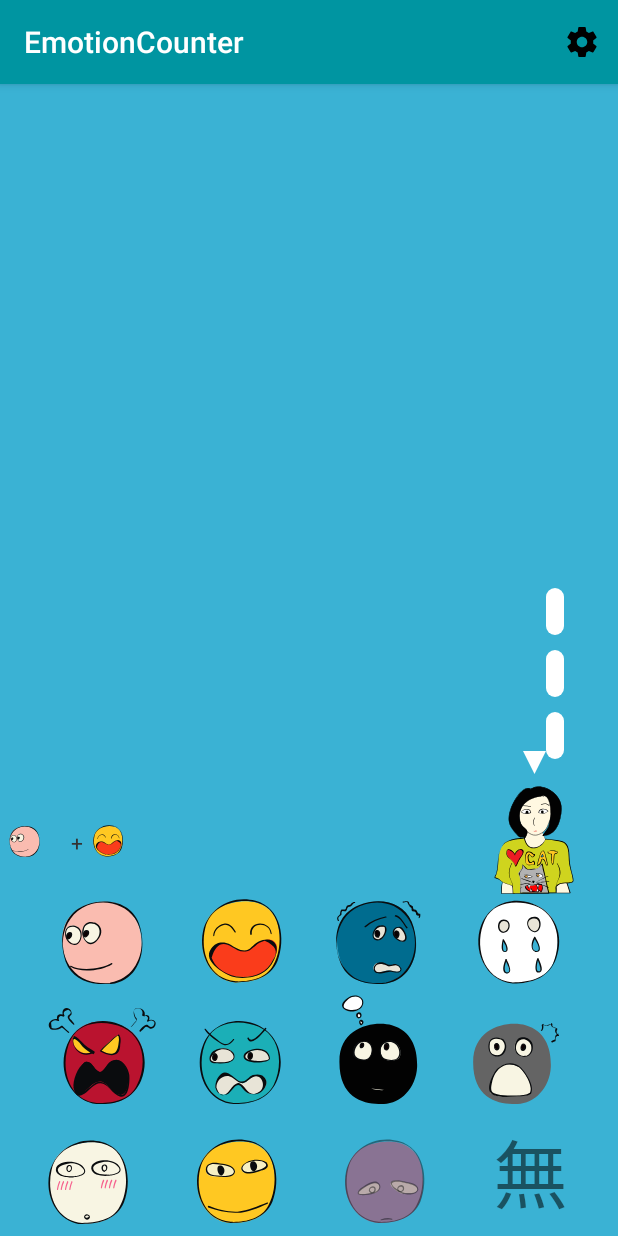
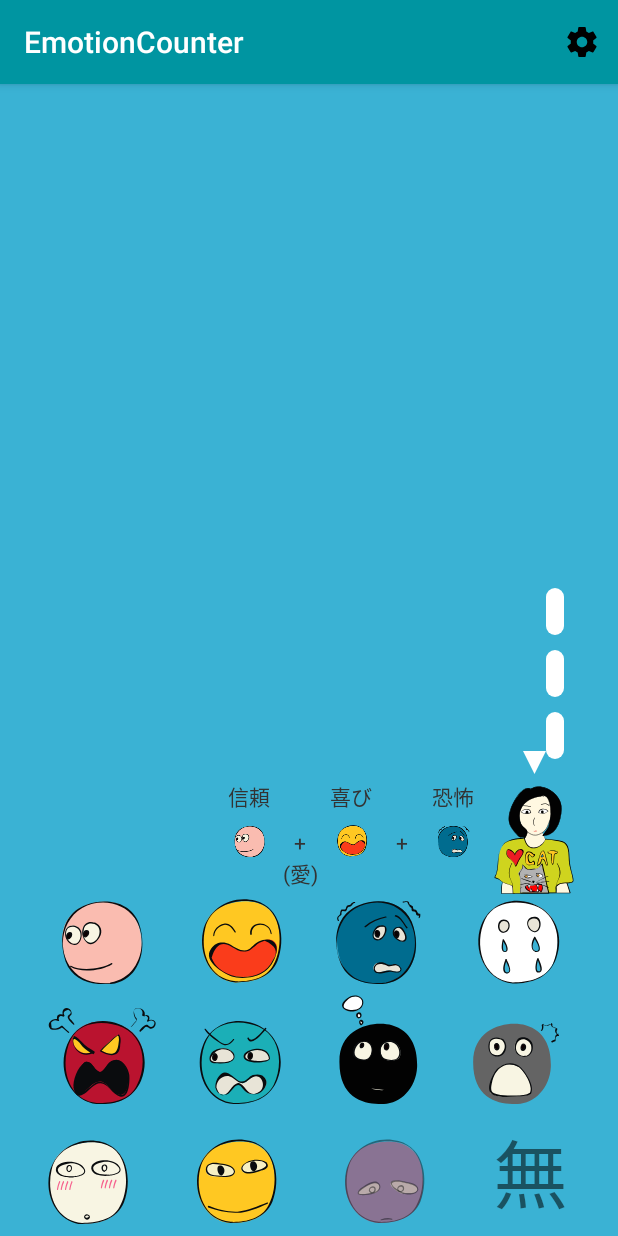
Before and after one commit to shivaq/DataBindingEmotionCounter, an Android app: the screen it shows after launch (MainActivity), after a tap on an icon or button, on a phone screen of 412 x 824 dp. Run offline under Robolectric (Android 15) with nearby library versions, the phone set to English and light mode, and no system bars; our stand-ins replace Dagger/Hilt's generated code, Room's generated code, Timber, data binding; libraries missing offline, so code that uses them is left out: com.facebook.stetho; 5 statements that could not run were skipped; 3 other taps on this screen came first.

```diff
--- a/app/src/main/java/banbutsu/kyoto/com/databindingemotioncounter/ui/main/MainActivity.java
+++ b/app/src/main/java/banbutsu/kyoto/com/databindingemotioncounter/ui/main/MainActivity.java
@@ -9,6 +9,7 @@ import android.os.Bundle;
 import android.view.Menu;
 import android.view.MenuInflater;
 import android.view.MenuItem;
+import android.view.View;
 import android.widget.Toast;
 import banbutsu.kyoto.com.databindingemotioncounter.R;
 import banbutsu.kyoto.com.databindingemotioncounter.databinding.ActivityMainBinding;
@@ -38,17 +39,29 @@ public class MainActivity extends BaseActivity {
     binding = DataBindingUtil.setContentView(this, R.layout.activity_main);
     binding.setMain(this);
     viewModel = ViewModelProviders.of(this, viewModelFactory).get(MainViewModel.class);
-
     viewModel.firstLaunchCheck();
 
-//    viewModel.getEmissionOfThisDay();
+    viewModel.getTripleEmotions().observe(this, emotions -> {
+      if (emotions != null) {
+        binding.imgEmotion1.setImageDrawable(emotions.getDrawable1());
+        binding.tvEmotion1.setText(emotions.getEmotion1());
+        binding.imgEmotion2.setImageDrawable(emotions.getDrawable2());
+        binding.tvEmotion2.setText(emotions.getEmotion2());
+        binding.imgEmotion3.setImageDrawable(emotions.getDrawable3());
+        binding.tvEmotion3.setText(emotions.getEmotion3());
+        String mixedEmotion1 =
+            (emotions.getMixedEmotion1()).equals("") ? "" : "(" + emotions.getMixedEmotion1() + ")";
+        String mixedEmotion2 =
+            (emotions.getMixedEmotion2()).equals("") ? "" : "(" + emotions.getMixedEmotion2() + ")";
 
-//
-//    viewModel.getCharacter().observe(this, characterEntry -> {
-//      if (characterEntry != null) {
-//        binding.tvBalloon1.setText(characterEntry.name);
-//      }
-//    });
+        binding.tvMixedEmotion1.setText(mixedEmotion1);
+        binding.tvMixedEmotion2.setText(mixedEmotion2);
+        binding.tvPlus1
+            .setVisibility(emotions.getEmotion2().equals("") ? View.INVISIBLE : View.VISIBLE);
+        binding.tvPlus2
+            .setVisibility(emotions.getEmotion3().equals("") ? View.INVISIBLE : View.VISIBLE);
+      }
+    });
   }
 
   @Override
@@ -75,7 +88,7 @@ public class MainActivity extends BaseActivity {
   }
 
   public void speak(String emotion) {
-    showToast(emotion);
+    viewModel.setEmotions(emotion);
   }
 
   /************************* others ********************************************/
--- a/app/src/main/java/banbutsu/kyoto/com/databindingemotioncounter/ui/main/MainViewModel.java
+++ b/app/src/main/java/banbutsu/kyoto/com/databindingemotioncounter/ui/main/MainViewModel.java
@@ -4,8 +4,10 @@ import android.arch.lifecycle.LiveData;
 import android.arch.lifecycle.MutableLiveData;
 import android.arch.lifecycle.ViewModel;
 import android.content.Context;
+import android.graphics.drawable.Drawable;
 import banbutsu.kyoto.com.databindingemotioncounter.data.Repository;
-import banbutsu.kyoto.com.databindingemotioncounter.data.local.model.RemarkEntry;
+import banbutsu.kyoto.com.databindingemotioncounter.ui.view_model.TripleEmotions;
+import banbutsu.kyoto.com.databindingemotioncounter.utils.Utility;
 import javax.inject.Inject;
 
 /**
@@ -25,23 +27,13 @@ public class MainViewModel extends ViewModel {
 
 
   private final Repository repository;
-  private int currentCharacterId;
   private Context appContext;
 
   @Inject
   public MainViewModel(Repository repository, Context appContext) {
-    remark = new MutableLiveData<>();
+    tripleEmotions = new MutableLiveData<>();
     this.repository = repository;
     this.appContext = appContext;
-  }
-
-//  public LiveData<CharacterEntry> getCharacter() {
-//    return repository.getCharacterById(currentCharacterId);
-//  }
-
-  private final LiveData<RemarkEntry> remark;
-  public LiveData<RemarkEntry> getRemark() {
-    return remark;
   }
 
 
@@ -60,7 +52,6 @@ public class MainViewModel extends ViewModel {
       // Emission を新規作成
       // 新しい Emission を取得させる
 
-
     } else if (now >= tomorrow) {// 日付が変わった
       // Emission を新規作成
       // 新しい Emission を取得させる
@@ -69,22 +60,49 @@ public class MainViewModel extends ViewModel {
       isDateChanged = true;
 
 
-
-    }else{// 同じ日の2回め以降
+    } else {// 同じ日の2回め以降
 //      getEmission();
-
-
 
     }
     return isDateChanged;
   }
 
-//  public MonologueEntry getEmission() {
-//    return repository.getEmission();
-//  }
-
   // TODO: 人物アイコンを変える
   private void transform() {
 
   }
+
+  private final MutableLiveData<TripleEmotions> tripleEmotions;
+
+  LiveData<TripleEmotions> getTripleEmotions() {
+    return tripleEmotions;
+  }
+
+  private String emStr1 = "";
+  private String emStr2 = "";
+  private String remark1 = "";
+  private String remark2 = "";
+  private Drawable drawable1 = null;
+  private Drawable drawable2 = null;
+  private String mixedEmotion1 = "";
+
+  void setEmotions(String emotion) {
+    String emStr3 = emStr2;
+    emStr2 = emStr1;
+    emStr1 = Utility.getEmotionString(emotion);
+
+    String mixedEmotion2 = mixedEmotion1;
+    mixedEmotion1 = Utility.getMixedEmotionString(emStr1,emStr2);
+
+    String remark3 = remark2;
+    remark2 = remark1;
+    remark1 = "";
+
+    Drawable drawable3 = drawable2;
+    drawable2 = drawable1;
+    drawable1 = appContext.getResources().getDrawable(Utility.getEmotionDrawable(emotion));
+    TripleEmotions tm = new TripleEmotions(emStr1, emStr2, emStr3, remark1, remark2, remark3,
+        drawable1, drawable2, drawable3, mixedEmotion1, mixedEmotion2);
+    tripleEmotions.setValue(tm);
+  }
 }
--- /dev/null
+++ b/app/src/main/java/banbutsu/kyoto/com/databindingemotioncounter/ui/view_model/TripleEmotions.java
@@ -0,0 +1,83 @@
+package banbutsu.kyoto.com.databindingemotioncounter.ui.view_model;
+
+import android.graphics.drawable.Drawable;
+
+/**
+ * Created by Yasuaki on 2018/01/20.
+ */
+
+public class TripleEmotions {
+
+  private String emotion1;
+  private String emotion2;
+  private String emotion3;
+  private String remark1;
+  private String remark2;
+  private String remark3;
+  private Drawable drawable1;
+  private Drawable drawable2;
+  private Drawable drawable3;
+  private String mixedEmotion1;
+  private String mixedEmotion2;
+
+  public TripleEmotions(String emotion1, String emotion2, String emotion3, String remark1,
+      String remark2, String remark3, Drawable drawable1,
+      Drawable drawable2, Drawable drawable3, String mixedEmotion1, String mixedEmotion2) {
+    this.emotion1 = emotion1;
+    this.emotion2 = emotion2;
+    this.emotion3 = emotion3;
+    this.remark1 = remark1;
+    this.remark2 = remark2;
+    this.remark3 = remark3;
+    this.drawable1 = drawable1;
+    this.drawable2 = drawable2;
+    this.drawable3 = drawable3;
+    this.mixedEmotion1 = mixedEmotion1;
+    this.mixedEmotion2 = mixedEmotion2;
+  }
+
+  public String getEmotion1() {
+    return emotion1;
+  }
+
+  public String getEmotion2() {
+    return emotion2;
+  }
+
+  public String getEmotion3() {
+    return emotion3;
+  }
+
+  public String getRemark1() {
+    return remark1;
+  }
+
+  public String getRemark2() {
+    return remark2;
+  }
+
+  public String getRemark3() {
+    return remark3;
+  }
+
+  public Drawable getDrawable1() {
+    return drawable1;
+  }
+
+  public Drawable getDrawable2() {
+    return drawable2;
+  }
+
+  public Drawable getDrawable3() {
+    return drawable3;
+  }
+
+  public String getMixedEmotion1() {
+    return mixedEmotion1;
+  }
+
+  public String getMixedEmotion2() {
+    return mixedEmotion2;
+  }
+
+}
--- a/app/src/main/java/banbutsu/kyoto/com/databindingemotioncounter/utils/Utility.java
+++ b/app/src/main/java/banbutsu/kyoto/com/databindingemotioncounter/utils/Utility.java
@@ -1,5 +1,9 @@
 package banbutsu.kyoto.com.databindingemotioncounter.utils;
 
+import android.support.annotation.StringDef;
+import banbutsu.kyoto.com.databindingemotioncounter.R;
+import java.lang.annotation.Retention;
+import java.lang.annotation.RetentionPolicy;
 import java.util.Calendar;
 
 /**
@@ -8,7 +12,7 @@ import java.util.Calendar;
 
 public class Utility {
 
-  public static long getTomorrowMidnight(){
+  public static long getTomorrowMidnight() {
     Calendar calendar = Calendar.getInstance();
 
     // 明日の 0 時にセット
@@ -19,4 +23,203 @@ public class Utility {
 
     return calendar.getTimeInMillis();
   }
+
+  public static int getEmotionDrawable(String emotion) {
+    int drawableId;
+    switch (emotion) {
+      case JOY_E:
+        drawableId = R.drawable.ic_face_joy_selected;
+        break;
+      case TRUST_E:
+        drawableId = R.drawable.ic_trust_to_left;
+        break;
+      case FEAR_E:
+        drawableId = R.drawable.ic_fear_to_left;
+        break;
+      case ANTICIPATION_E:
+        drawableId = R.drawable.ic_anticipation_to_left;
+        break;
+      case SADNESS_E:
+        drawableId = R.drawable.ic_face_sadness_selected;
+        break;
+      case DISGUST_E:
+        drawableId = R.drawable.ic_disgust_to_left;
+        break;
+      case ANGER_E:
+        drawableId = R.drawable.ic_anger_to_left;
+        break;
+      case SURPRISE_E:
+        drawableId = R.drawable.ic_surprise_to_left;
+        break;
+      case LIBIDO_E:
+        drawableId = R.drawable.ic_libido_to_left;
+        break;
+      case SHAME_E:
+        drawableId = R.drawable.ic_face_shame_selected;
+        break;
+      case SELF_RESPECT_E:
+        drawableId = R.drawable.ic_face_self_respect_selected;
+        break;
+      case "nothing":
+      default:
+        drawableId = R.drawable.ic_normal_woman_bob_collar1;
+        break;
+    }
+    return drawableId;
+  }
+
+  public static String getEmotionString(String emotion) {
+    String emotionStr;
+    switch (emotion) {
+      case JOY_E:
+        emotionStr = JOY;
+        break;
+      case TRUST_E:
+        emotionStr = TRUST;
+        break;
+      case FEAR_E:
+        emotionStr = FEAR;
+        break;
+      case ANTICIPATION_E:
+        emotionStr = ANTICIPATION;
+        break;
+      case SADNESS_E:
+        emotionStr = SADNESS;
+        break;
+      case DISGUST_E:
+        emotionStr = DISGUST;
+        break;
+      case ANGER_E:
+        emotionStr = ANGER;
+        break;
+      case SURPRISE_E:
+        emotionStr = SURPRISE;
+        break;
+      case LIBIDO_E:
+        emotionStr = LIBIDO;
+        break;
+      case SHAME_E:
+        emotionStr = SHAME;
+        break;
+      case SELF_RESPECT_E:
+        emotionStr = SELF_RESPECT;
+        break;
+      case "nothing":
+      default:
+        emotionStr = "無";
+        break;
+    }
+    return emotionStr;
+  }
+
+  public static String getMixedEmotionString(String em1, String em2) {
+    String mixedEmotion = "";
+    switch (em1) {
+      case JOY:
+        if (em2.equals(TRUST)) {
+          mixedEmotion = LOVE;
+        }else if(em2.equals(ANTICIPATION)){
+          mixedEmotion = OPTIMISM;
+        }
+        break;
+      case TRUST:
+        if (em2.equals(JOY)) {
+          mixedEmotion = LOVE;
+        }else if(em2.equals(FEAR)){
+          mixedEmotion = SUBMISSION;
+        }
+        break;
+      case FEAR:
+        if (em2.equals(TRUST)) {
+          mixedEmotion = SUBMISSION;
+        }else if(em2.equals(SURPRISE)){
+          mixedEmotion = AWE;
+        }
+        break;
+      case ANTICIPATION:
+        if (em2.equals(JOY)) {
+          mixedEmotion = OPTIMISM;
+        }else if(em2.equals(ANGER)){
+          mixedEmotion = AGGRESSIVENESS;
+        }
+        break;
+      case SADNESS:
+        if (em2.equals(DISGUST)) {
+          mixedEmotion = REMORSE;
+        }else if(em2.equals(SURPRISE)){
+          mixedEmotion = DISAPPOINTMENT;
+        }
+        break;
+      case DISGUST:
+        if (em2.equals(SADNESS)) {
+          mixedEmotion = REMORSE;
+        }else if(em2.equals(ANGER)){
+          mixedEmotion = CONTEMPT;
+        }
+        break;
+      case ANGER:
+        if (em2.equals(ANTICIPATION)) {
+          mixedEmotion = AGGRESSIVENESS;
+        }else if(em2.equals(DISGUST)){
+          mixedEmotion = CONTEMPT;
+        }
+        break;
+      case SURPRISE:
+        if (em2.equals(FEAR)) {
+          mixedEmotion = AWE;
+        }else if(em2.equals(SADNESS)){
+          mixedEmotion = DISAPPOINTMENT;
+        }
+        break;
+    }
+    return mixedEmotion;
+  }
+
+  @Retention(RetentionPolicy.SOURCE)
+  @StringDef({JOY, TRUST, FEAR, ANTICIPATION, SADNESS, DISGUST, ANGER, SURPRISE, OPTIMISM,
+      DISAPPOINTMENT, LOVE, REMORSE, SUBMISSION, CONTEMPT, AGGRESSIVENESS, AWE, LIBIDO, SHAME,
+      SELF_RESPECT})
+  public @interface AllEmotionDef {
+
+  }
+
+  public static final String JOY = "喜び";
+  public static final String TRUST = "信頼";
+  public static final String FEAR = "恐怖";
+  public static final String ANTICIPATION = "予測";
+  public static final String SADNESS = "悲しみ";
+  public static final String DISGUST = "嫌悪";
+  public static final String ANGER = "怒り";
+  public static final String SURPRISE = "驚き";
+  public static final String OPTIMISM = "楽観";
+  public static final String DISAPPOINTMENT = "失望";
+  public static final String LOVE = "愛";
+  public static final String REMORSE = "後悔";
+  public static final String SUBMISSION = "服従";
+  public static final String CONTEMPT = "軽蔑";
+  public static final String AGGRESSIVENESS = "攻撃性";
+  public static final String AWE = "畏怖";
+  public static final String LIBIDO = "性欲";
+  public static final String SHAME = "恥";
+  public static final String SELF_RESPECT = "自尊心";
+
+  public static final String JOY_E = "JOY";
+  public static final String TRUST_E = "TRUST";
+  public static final String FEAR_E = "FEAR";
+  public static final String ANTICIPATION_E = "ANTICIPATION";
+  public static final String SADNESS_E = "SADNESS";
+  public static final String DISGUST_E = "DISGUST";
+  public static final String ANGER_E = "ANGER";
+  public static final String SURPRISE_E = "SURPRISE";
+  public static final String OPTIMISM_E = "OPTIMISM";
+  public static final String DISAPPOINTMENT_E = "DISAPPOINTMENT";
+  public static final String LOVE_E = "LOVE";
+  public static final String REMORSE_E = "REMORSE";
+  public static final String SUBMISSION_E = "SUBMISSION";
+  public static final String CONTEMPT_E = "CONTEMPT";
+  public static final String AGGRESSIVENESS_E = "AGGRESSIVENESS";
+  public static final String AWE_E = "AWE";
+  public static final String LIBIDO_E = "LIBIDO";
+  public static final String SHAME_E = "SHAME";
+  public static final String SELF_RESPECT_E = "SELF_RESPECT";
 }
--- a/app/src/main/res/layout/activity_main.xml
+++ b/app/src/main/res/layout/activity_main.xml
@@ -4,6 +4,8 @@
   xmlns:tools="http://schemas.android.com/tools"
   >
   <data>
+    <import type="android.view.View"/>
+
     <variable
       name="main"
       type="banbutsu.kyoto.com.databindingemotioncounter.ui.main.MainActivity"/>
@@ -72,33 +74,45 @@
       />
     <!--////////////////////////////////////////////////////////-->
     <TextView
-      android:id="@+id/tv_emotion1"
+      android:id="@+id/tv_emotion3"
       style="@style/tv_base"
       android:layout_width="wrap_content"
       android:layout_height="wrap_content"
       android:layout_marginStart="@dimen/edge16"
+      android:layout_marginEnd="@dimen/edge16"
       app:layout_constraintBottom_toTopOf="@+id/img_emotion1"
-      app:layout_constraintStart_toStartOf="parent"
+      app:layout_constraintEnd_toStartOf="@+id/tv_plus2"
       tools:text="信頼"/>
     <ImageView
-      android:id="@+id/img_emotion1"
+      android:id="@+id/img_emotion3"
       style="@style/emotion_display"
       app:layout_constraintBottom_toBottomOf="@+id/character_right"
-      app:layout_constraintEnd_toEndOf="@+id/tv_emotion1"
-      app:layout_constraintStart_toStartOf="@+id/tv_emotion1"
+      app:layout_constraintEnd_toEndOf="@+id/tv_emotion3"
+      app:layout_constraintStart_toStartOf="@+id/tv_emotion3"
       app:layout_constraintTop_toTopOf="@+id/character_right"
-      app:srcCompat="@drawable/ic_trust_to_left"
       />
 
     <TextView
-      android:id="@+id/tv_plus"
+      android:id="@+id/tv_plus2"
       style="@style/tv_base"
       android:layout_width="wrap_content"
       android:layout_height="wrap_content"
       android:layout_marginStart="@dimen/edge16"
+      android:layout_marginEnd="@dimen/edge16"
       android:text="+"
+      android:visibility="invisible"
       app:layout_constraintBottom_toBottomOf="@+id/img_emotion1"
-      app:layout_constraintStart_toEndOf="@+id/img_emotion1"/>
+      app:layout_constraintEnd_toStartOf="@+id/tv_emotion2"/>
+
+    <TextView
+      android:id="@+id/tv_mixed_emotion2"
+      style="@style/tv_base"
+      android:layout_width="wrap_content"
+      android:layout_height="wrap_content"
+      app:layout_constraintEnd_toEndOf="@+id/tv_plus2"
+      app:layout_constraintStart_toStartOf="@+id/tv_plus2"
+      app:layout_constraintTop_toBottomOf="@+id/tv_plus2"
+      tools:text="(愛)"/>
 
     <TextView
       android:id="@+id/tv_emotion2"
@@ -106,8 +120,9 @@
       android:layout_width="wrap_content"
       android:layout_height="wrap_content"
       android:layout_marginStart="@dimen/edge16"
+      android:layout_marginEnd="@dimen/edge16"
       app:layout_constraintBottom_toTopOf="@+id/img_emotion1"
-      app:layout_constraintStart_toEndOf="@+id/tv_plus"
+      app:layout_constraintEnd_toStartOf="@+id/tv_plus1"
       tools:text="喜び"/>
     <ImageView
       android:id="@+id/img_emotion2"
@@ -116,17 +131,68 @@
       app:layout_constraintEnd_toEndOf="@+id/tv_emotion2"
       app:layout_constraintStart_toStartOf="@+id/tv_emotion2"
       app:layout_constraintTop_toTopOf="@+id/character_right"
-      app:srcCompat="@drawable/ic_face_joy_selected"
       />
 
     <TextView
-      android:id="@+id/tv_answer1"
+      android:id="@+id/tv_plus1"
       style="@style/tv_base"
       android:layout_width="wrap_content"
       android:layout_height="wrap_content"
-      app:layout_constraintEnd_toEndOf="@+id/tv_plus"
-      app:layout_constraintStart_toStartOf="@+id/tv_plus"
-      app:layout_constraintTop_toBottomOf="@+id/tv_plus"
+      android:layout_marginStart="@dimen/edge16"
+      android:layout_marginEnd="@dimen/edge16"
+      android:text="+"
+      android:visibility="invisible"
+      app:layout_constraintBottom_toBottomOf="@+id/img_emotion1"
+      app:layout_constraintEnd_toStartOf="@+id/tv_emotion1"
+      />
+
+    <TextView
+      android:id="@+id/tv_emotion1"
+      style="@style/tv_base"
+      android:layout_width="wrap_content"
+      android:layout_height="wrap_content"
+      android:layout_marginStart="@dimen/edge16"
+      app:layout_constraintBottom_toTopOf="@+id/img_emotion1"
+      app:layout_constraintEnd_toStartOf="@+id/character_right"
+      tools:text="喜び"
+      />
+    <ImageView
+      android:id="@+id/img_emotion1"
+      style="@style/emotion_display"
+      app:layout_constraintBottom_toBottomOf="@+id/character_right"
+      app:layout_constraintEnd_toEndOf="@+id/tv_emotion1"
+      app:layout_constraintStart_toStartOf="@+id/tv_emotion1"
+      app:layout_constraintTop_toTopOf="@+id/character_right"
+      />
+
+    <!--<TextView-->
+      <!--android:id="@+id/tv_emotion1"-->
+      <!--style="@style/tv_base"-->
+      <!--android:layout_width="wrap_content"-->
+      <!--android:layout_height="wrap_content"-->
+      <!--android:layout_marginStart="@dimen/edge16"-->
+      <!--android:text="@{emotion1.emotion}"-->
+      <!--app:layout_constraintBottom_toTopOf="@+id/img_emotion1"-->
+      <!--app:layout_constraintEnd_toStartOf="@+id/character_right"-->
+      <!--tools:text="喜び"-->
+      <!--/>-->
+    <!--<ImageView-->
+      <!--android:id="@+id/img_emotion1"-->
+      <!--style="@style/emotion_display"-->
+      <!--android:src="@{emotion1.drawable}"-->
+      <!--app:layout_constraintBottom_toBottomOf="@+id/character_right"-->
+      <!--app:layout_constraintEnd_toEndOf="@+id/tv_emotion1"-->
+      <!--app:layout_constraintStart_toStartOf="@+id/tv_emotion1"-->
+      <!--app:layout_constraintTop_toTopOf="@+id/character_right"-->
+      <!--/>-->
+    <TextView
+      android:id="@+id/tv_mixed_emotion1"
+      style="@style/tv_base"
+      android:layout_width="wrap_content"
+      android:layout_height="wrap_content"
+      app:layout_constraintEnd_toEndOf="@+id/tv_plus1"
+      app:layout_constraintStart_toStartOf="@+id/tv_plus1"
+      app:layout_constraintTop_toBottomOf="@+id/tv_plus1"
       tools:text="(愛)"/>
 
 
@@ -135,7 +201,7 @@
       android:id="@+id/img_trust"
       style="@style/emotion_button"
       android:layout_marginStart="@dimen/edge16"
-      android:onClick='@{() -> main.speak("trust")}'
+      android:onClick='@{() -> main.speak("TRUST")}'
       app:layout_constraintBottom_toTopOf="@+id/img_anger"
       app:layout_constraintEnd_toStartOf="@+id/img_disgust"
       app:layout_constraintStart_toStartOf="parent"
@@ -144,8 +210,8 @@
     <ImageView
       android:id="@+id/img_joy"
       style="@style/emotion_button"
+      android:onClick='@{() -> main.speak("JOY")}'
       app:layout_constraintBottom_toTopOf="@+id/img_anger"
-      android:onClick='@{() -> main.speak("joy")}'
       app:layout_constraintEnd_toStartOf="@+id/img_anticipation"
       app:layout_constraintStart_toEndOf="@+id/img_anger"
       app:srcCompat="@drawable/ic_face_joy_selected"
@@ -153,8 +219,8 @@
 
     <ImageView
       android:id="@+id/img_fear"
-      android:onClick='@{() -> main.speak("fear")}'
       style="@style/emotion_button"
+      android:onClick='@{() -> main.speak("FEAR")}'
       app:layout_constraintBottom_toTopOf="@+id/img_anger"
       app:layout_constraintEnd_toStartOf="@+id/img_surprise"
       app:layout_constraintStart_toEndOf="@+id/img_disgust"
@@ -165,7 +231,7 @@
       android:id="@+id/img_sadness"
       style="@style/emotion_button"
       android:layout_marginEnd="@dimen/edge16"
-      android:onClick='@{() -> main.speak("sadness")}'
+      android:onClick='@{() -> main.speak("SADNESS")}'
       app:layout_constraintBottom_toTopOf="@+id/img_anger"
       app:layout_constraintEnd_toEndOf="parent"
       app:layout_constraintStart_toEndOf="@+id/img_anticipation"
@@ -175,8 +241,8 @@
     <ImageView
       android:id="@+id/img_anger"
       style="@style/emotion_button"
-      android:onClick='@{() -> main.speak("anger")}'
       android:layout_marginStart="@dimen/edge16"
+      android:onClick='@{() -> main.speak("ANGER")}'
       app:layout_constraintBottom_toTopOf="@+id/img_libido"
       app:layout_constraintEnd_toStartOf="@+id/img_disgust"
       app:layout_constraintStart_toStartOf="parent"
@@ -186,7 +252,7 @@
     <ImageView
       android:id="@+id/img_disgust"
       style="@style/emotion_button"
-      android:onClick='@{() -> main.speak("disgust")}'
+      android:onClick='@{() -> main.speak("DISGUST")}'
       app:layout_constraintBottom_toTopOf="@+id/img_libido"
       app:layout_constraintEnd_toStartOf="@+id/img_anticipation"
       app:layout_constraintStart_toEndOf="@+id/img_anger"
@@ -195,8 +261,8 @@
 
     <ImageView
       android:id="@+id/img_anticipation"
-      android:onClick='@{() -> main.speak("anticipation")}'
       style="@style/emotion_button"
+      android:onClick='@{() -> main.speak("ANTICIPATION")}'
       app:layout_constraintBottom_toTopOf="@+id/img_libido"
       app:layout_constraintEnd_toStartOf="@+id/img_surprise"
       app:layout_constraintStart_toEndOf="@+id/img_disgust"
@@ -206,8 +272,8 @@
     <ImageView
       android:id="@+id/img_surprise"
       style="@style/emotion_button"
-      android:onClick='@{() -> main.speak("surprise")}'
       android:layout_marginEnd="@dimen/edge16"
+      android:onClick='@{() -> main.speak("SURPRISE")}'
       app:layout_constraintBottom_toTopOf="@+id/img_libido"
       app:layout_constraintEnd_toEndOf="parent"
       app:layout_constraintStart_toEndOf="@+id/img_anticipation"
@@ -217,8 +283,8 @@
     <ImageView
       android:id="@+id/img_libido"
       style="@style/emotion_button"
-      android:onClick='@{() -> main.speak("libido")}'
       android:layout_marginBottom="@dimen/top_bottom8"
+      android:onClick='@{() -> main.speak("LIBIDO")}'
       app:layout_constraintBottom_toBottomOf="parent"
       app:layout_constraintEnd_toStartOf="@+id/img_self_respect"
       app:layout_constraintStart_toStartOf="parent"
@@ -237,9 +303,9 @@
     <!--/>-->
     <ImageView
       android:id="@+id/img_self_respect"
-      android:onClick='@{() -> main.speak("self_respect")}'
       style="@style/emotion_button"
       android:layout_marginBottom="@dimen/top_bottom8"
+      android:onClick='@{() -> main.speak("SELF_RESPECT")}'
       app:layout_constraintBottom_toBottomOf="parent"
       app:layout_constraintEnd_toStartOf="@+id/img_shame"
       app:layout_constraintStart_toEndOf="@+id/img_libido"
@@ -248,9 +314,9 @@
 
     <ImageView
       android:id="@+id/img_shame"
-      android:onClick='@{() -> main.speak("shame")}'
       style="@style/emotion_button"
       android:layout_marginBottom="@dimen/top_bottom8"
+      android:onClick='@{() -> main.speak("SHAME")}'
       app:layout_constraintBottom_toBottomOf="parent"
       app:layout_constraintEnd_toStartOf="@+id/tv_nothing"
       app:layout_constraintStart_toEndOf="@+id/img_self_respect"
@@ -260,9 +326,9 @@
     <TextView
       android:id="@+id/tv_nothing"
       style="@style/emotion_button"
-      android:onClick='@{() -> main.speak("nothing")}'
       android:layout_marginBottom="@dimen/top_bottom8"
       android:paddingTop="@dimen/top_bottom8"
+      android:onClick='@{() -> main.speak("nothing")}'
       android:text="無"
       android:textAlignment="center"
       android:textSize="50sp"
```
Also changed, not shown: app/src/main/java/banbutsu/kyoto/com/databindingemotioncounter/ui/view_model/MixedEmotion1.java (added, +15 -0 lines).
